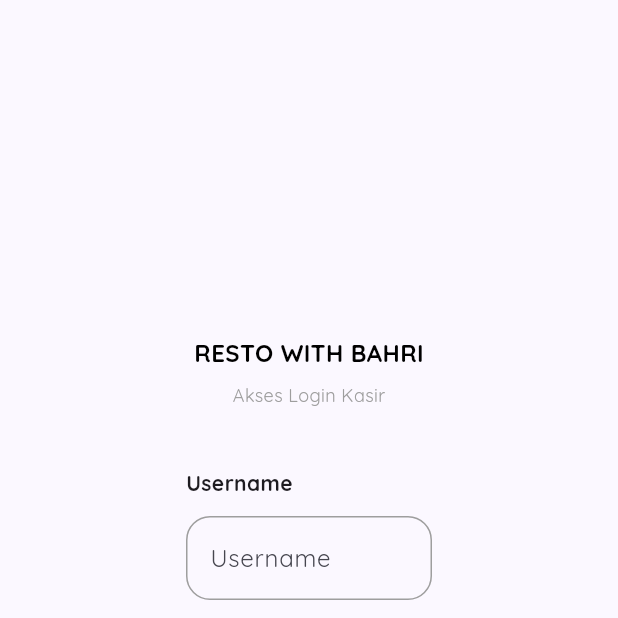
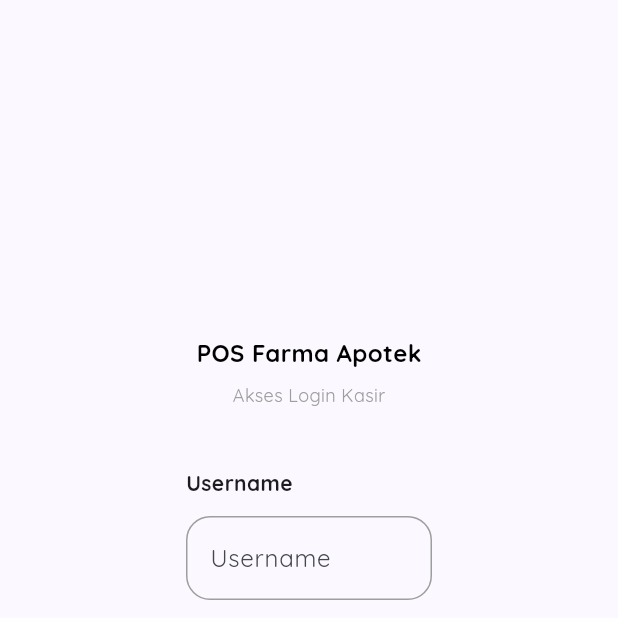
Before and after one commit to momodding/pos-app, a Flutter app: the screen it shows after launch, on a phone screen of 412 x 824 dp, the top half of it. Run offline on Flutter 3.47's test engine with Material 3 defaults, Android fonts, the phone set to English and light mode, and no system bars; our stand-ins replace bloc, dartz, flutter_bloc, flutter_svg, freezed_annotation, google_fonts and 3 more; missing offline and left inert: esc_pos_utils_plus, print_bluetooth_thermal; accounts and stored records are empty.

Commit message:
update some fixes

```diff
--- a/lib/data/dataoutputs/print_dataoutputs.dart
+++ b/lib/data/dataoutputs/print_dataoutputs.dart
@@ -31,7 +31,7 @@ class PrintDataoutputs {
     final total = totalPrice + pajak;
 
     bytes += generator.reset();
-    bytes += generator.text('RESTO WITH BAHRI',
+    bytes += generator.text('Farma Apotek',
         styles: const PosStyles(
           bold: true,
           align: PosAlign.center,
--- a/lib/main.dart
+++ b/lib/main.dart
@@ -61,7 +61,7 @@ class MyApp extends StatelessWidget {
         ),
       ],
       child: MaterialApp(
-        title: 'Flutter Demo',
+        title: 'POS Farma Apotek',
         theme: ThemeData(
           colorScheme: ColorScheme.fromSeed(seedColor: AppColors.primary),
           useMaterial3: true,
--- a/lib/presentation/auth/login_page.dart
+++ b/lib/presentation/auth/login_page.dart
@@ -47,7 +47,7 @@ class _LoginPageState extends State<LoginPage> {
           const SpaceHeight(24.0),
           const Center(
             child: Text(
-              'RESTO WITH BAHRI',
+              'POS Farma Apotek',
               style: TextStyle(
                 fontSize: 16,
                 fontWeight: FontWeight.w700,
--- a/lib/presentation/home/widgets/home_title.dart
+++ b/lib/presentation/home/widgets/home_title.dart
@@ -23,7 +23,7 @@ class HomeTitle extends StatelessWidget {
           crossAxisAlignment: CrossAxisAlignment.start,
           children: [
             const Text(
-              'Resto with Bahri POS',
+              'POS Farma Apotek',
               style: TextStyle(
                 color: AppColors.primary,
                 fontSize: 22,
@@ -45,7 +45,7 @@ class HomeTitle extends StatelessWidget {
           child: SearchInput(
             controller: controller,
             onChanged: onChanged,
-            hintText: 'Search for food, coffe, etc..',
+            hintText: 'Search for medicine, vitamin, etc..',
           ),
         ),
       ],
```
Also changed, not shown: lib/presentation/home/pages/home_page.dart (+22 -21 lines), lib/presentation/home/widgets/success_payment_dialog.dart (+16 -3 lines).
